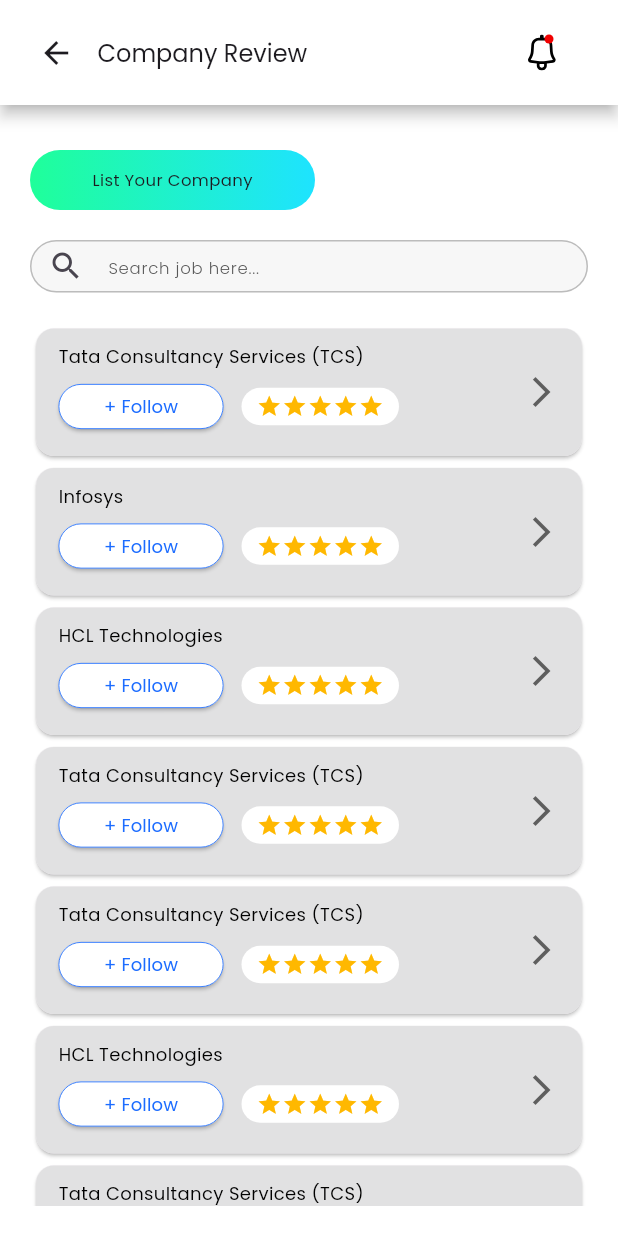
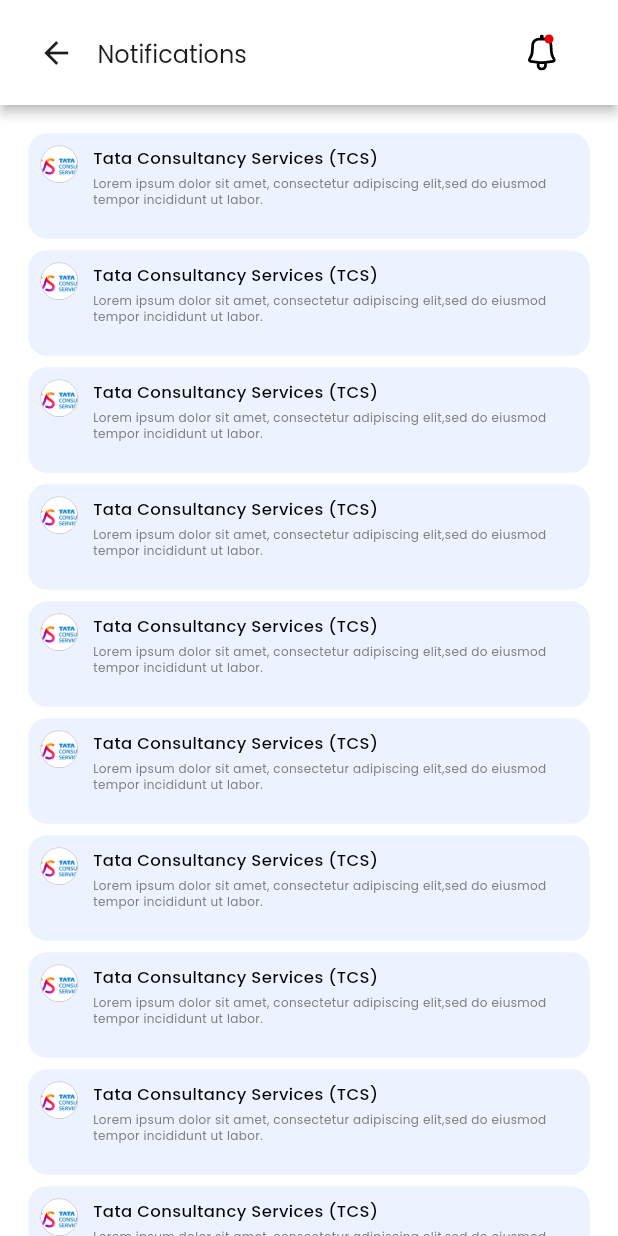
Before and after one commit to dipalighayade/jobsliner, a Flutter app: the screen it shows after launch, on a phone screen of 412 x 824 dp. Run offline on Flutter 3.47's test engine with Material 3 defaults, Android fonts, the phone set to English and light mode, and no system bars; our stand-ins replace flutter_svg, google_fonts.

Commit message:
upaded file 1

```diff
--- /dev/null
+++ b/lib/cmp_notification.dart
@@ -0,0 +1,190 @@
+// ignore_for_file: camel_case_types
+import 'package:flutter/material.dart';
+import 'package:flutter_svg/flutter_svg.dart';
+import 'package:google_fonts/google_fonts.dart';
+
+class cmp_notification extends StatefulWidget {
+  const cmp_notification({super.key});
+
+  @override
+  State<cmp_notification> createState() => _cmp_notificationState();
+}
+
+class _cmp_notificationState extends State<cmp_notification> {
+  @override
+  Widget build(BuildContext context) {
+    return Scaffold(
+      appBar: AppBar(
+        leadingWidth: 75,
+        leading: const Icon(Icons.arrow_back),
+        toolbarHeight: 70,
+        actions: <Widget>[
+          Stack(
+            children: <Widget>[
+              Padding(
+                padding:
+                    const EdgeInsets.symmetric(horizontal: 32, vertical: 5),
+                child: SvgPicture.asset(
+                  'assets/img/notification.svg',
+                  height: 24,
+                ),
+              ),
+              Padding(
+                padding:
+                    const EdgeInsets.symmetric(horizontal: 43, vertical: 5),
+                child: Container(
+                  width: 6.0, // Size of the bullet
+                  height: 6.0,
+                  decoration: const BoxDecoration(
+                    shape: BoxShape.circle,
+                    color: Color(0xfff00000), // Bullet color
+                  ),
+                ),
+              ),
+            ],
+          ),
+        ],
+        titleSpacing: -15,
+        title: Padding(
+          padding: const EdgeInsets.symmetric(horizontal: 5),
+          child: SizedBox(
+            height: 18,
+            child: Text(
+              'Notifications',
+              style: GoogleFonts.poppins(
+                fontSize: 16,
+                fontWeight: FontWeight.w400,
+              ),
+            ),
+          ),
+        ),
+        backgroundColor: Colors.white,
+        surfaceTintColor: Colors.transparent,
+        shadowColor: const Color.fromRGBO(0, 0, 0, 1),
+        elevation: 3,
+        scrolledUnderElevation: 0,
+      ),
+      body: Padding(
+        padding: const EdgeInsets.only(
+          top: 15,
+          right: 15,
+          left: 15
+        ),
+        child: CustomScrollView(
+          slivers: [
+            SliverList(
+              delegate: SliverChildBuilderDelegate(
+                childCount: 30,
+                (context, index) {
+                  return Card(
+                    elevation: 0,
+                    child: Container(
+                      height: 70,
+                        decoration: BoxDecoration(
+                          color: const Color(0xffECF3FF),
+                          borderRadius: BorderRadius.circular(12),
+                        ),
+                        child:  Padding(
+                          padding: const EdgeInsets.all(8.0),
+                          child: SizedBox(
+                            child: Row(
+                              children: [
+                                Column(
+                                  mainAxisAlignment: MainAxisAlignment.start,
+                                  crossAxisAlignment: CrossAxisAlignment.start,
+                                  children: [
+                                    Container(
+                                      width: 25,
+                                      height: 25,
+                                      decoration: BoxDecoration(
+                                        shape: BoxShape.circle,
+                                        border: Border.all(
+                                          color: const Color(
+                                              0xffbababa), // Border color
+                                          width: 0.5, // Border width
+                                        ),
+                                      ),
+                                      child: const CircleAvatar(
+                                        radius: 25,
+                                        backgroundImage:
+                                            AssetImage('assets/img/images.png'),
+                                      ),
+                                    ),
+                                    const SizedBox(height: 25,),
+                                    const SizedBox(width: 35,)
+                                  ],
+                                ),
+                                Expanded(
+                                  child: Column(
+                                    crossAxisAlignment: CrossAxisAlignment.start,
+                                    children: [
+
+                                      Text(
+                                        'Tata Consultancy Services (TCS)',
+                                        style: GoogleFonts.poppins(
+                                          fontSize: 11,
+                                          fontWeight: FontWeight.w500,
+                                          color: const Color(0xFF000000),
+                                        ),
+                                      ),
+                                     const  SizedBox(height: 3,),
+                                      Text(
+                                        'Lorem ipsum dolor sit amet, consectetur adipiscing elit,sed do eiusmod tempor incididunt ut labor.',
+                                        style: GoogleFonts.poppins(
+                                          fontSize: 8,
+                                          fontWeight: FontWeight.w400,
+                                          color: const Color(0xFF7c7c7c),
+                                        ),
+                                      ),
+                                    ],
+                                  ),
+                                )
+                              ],
+                            ),
+                          ),
+                        )
+                        // ListTile(
+                        //   leading: Container(
+                        //     width: 25,
+                        //     height: 25,
+                        //     decoration: BoxDecoration(
+                        //       shape: BoxShape.circle,
+                        //       border: Border.all(
+                        //         color: const Color(0xffbababa), // Border color
+                        //         width: 0.5, // Border width
+                        //       ),
+                        //     ),
+                        //     child: const CircleAvatar(
+                        //       radius: 25,
+                        //       backgroundImage:
+                        //           AssetImage('assets/img/images.png'),
+                        //     ),
+                        //   ),
+                        //   title: Text(
+                        //     'Tata Consultancy Services (TCS)',
+                        //     style: GoogleFonts.poppins(
+                        //       fontSize: 12,
+                        //       fontWeight: FontWeight.w400,
+                        //       color: const Color(0xFF000000),
+                        //     ),
+                        //   ),
+                        //   subtitle: Text(
+                        //     'Lorem ipsum dolor sit amet, consectetur adipiscing elit, sed do eiusmod tempor incididunt ut labor.',
+                        //     style: GoogleFonts.poppins(
+                        //       fontSize: 8,
+                        //       fontWeight: FontWeight.w400,
+                        //       color: const Color(0xFF7c7c7c),
+                        //     ),
+                        //   ),
+                        // ),
+                        ),
+                  );
+                },
+              ),
+            ),
+          ],
+        ),
+      ),
+    );
+  }
+}
--- a/lib/main.dart
+++ b/lib/main.dart
@@ -1,5 +1,6 @@
 import 'package:flutter/material.dart';
-import 'package:jobsliner/companyReviewHome.dart';
+import 'package:jobsliner/cmp_notification.dart';
+
 
 
 void main() {
@@ -19,7 +20,7 @@
         // colorScheme: ColorScheme.fromSeed(seedColor: Colors.white),
         useMaterial3: true,
       ),
-      home:  const Companyreviewhome(),
+      home:  const cmp_notification(),
     );
   }
 }
```
Also changed, not shown: lib/cmp_info_page.dart (added, +301 -0 lines), assets/img/images.png (added), 1 other file.
